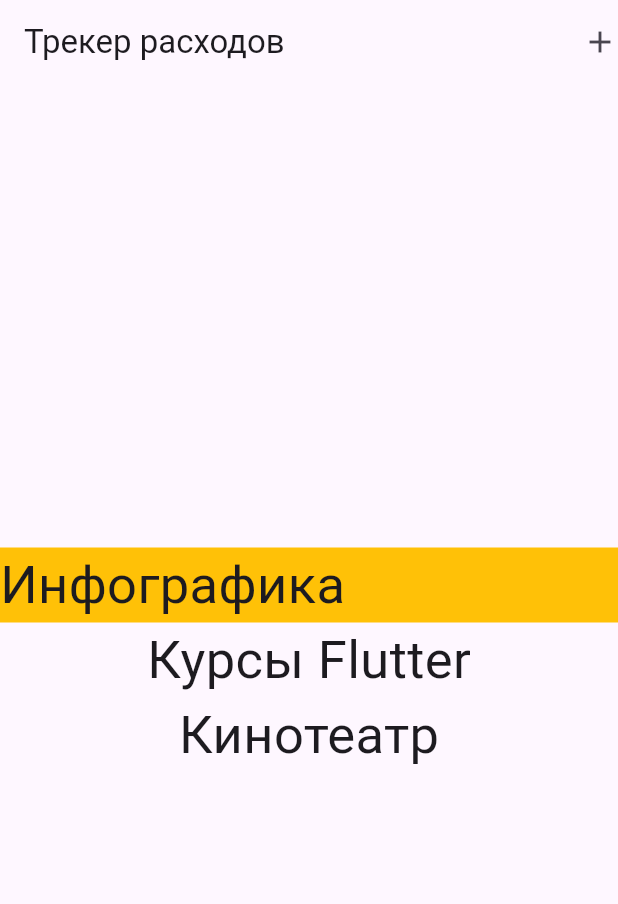
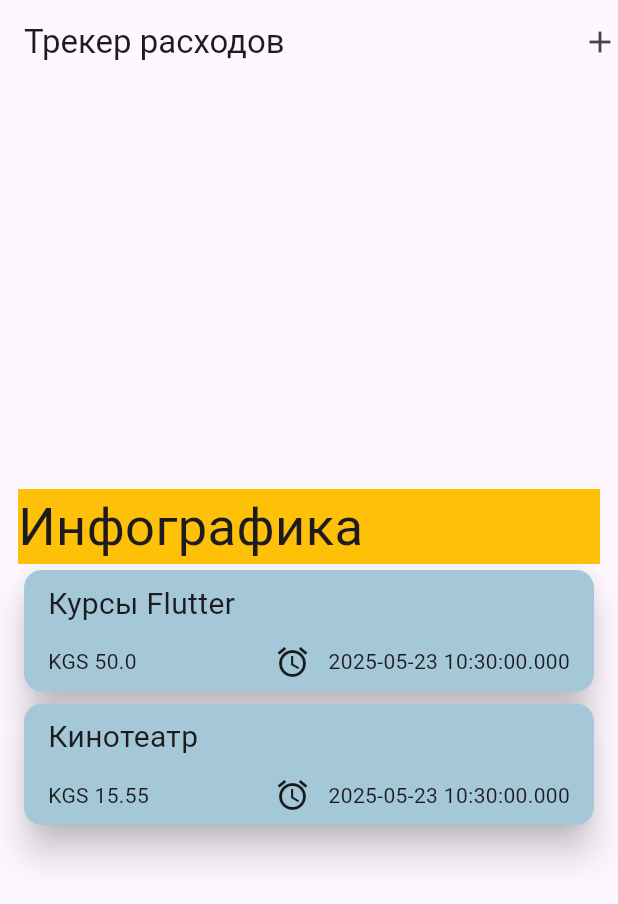
Before and after one commit to timkanurmamatov/expense_tracker, a Flutter app: the screen it shows after launch, on a phone screen of 412 x 824 dp. Shown: the top 904 px of the screen. Run offline on Flutter 3.47's test engine with Material 3 defaults, Android fonts, the phone set to English and light mode, and no system bars.

Commit message:
Добавил виджет expense_list_tile для отоброжение одного элемента списка расходов

```diff
--- a/lib/models/expense_model.dart
+++ b/lib/models/expense_model.dart
@@ -1,3 +1,7 @@
+import 'package:uuid/uuid.dart';
+
+const uuid = Uuid();
+
 class ExpenseModel {
   final String title;
   final double amount;
@@ -10,7 +14,7 @@ class ExpenseModel {
     required this.amount,
     required this.date,
     required this.category,
-  }) : id = "";
+  }) : id = uuid.v4();
 }
 
 enum Category {
--- a/lib/widgets/expense_list.dart
+++ b/lib/widgets/expense_list.dart
@@ -1,4 +1,5 @@
 import 'package:expense_tracker/models/expense_model.dart';
+import 'package:expense_tracker/widgets/expense_list_tile.dart';
 import 'package:flutter/material.dart';
 
 class ExpenseList extends StatelessWidget {
@@ -9,9 +10,17 @@ class ExpenseList extends StatelessWidget {
   @override
   Widget build(BuildContext context) {
     return Column(
-      children: List.generate(expenses.length, (index) {
-        return Text(expenses[index].title, style: TextStyle(fontSize: 35));
-      }),
-    );
+        // for(ExpenseModel e in expenses){
+        //   e
+        // }
+        children: expenses.map(
+          (e) { // e -> expenses[i]
+            return ExpenseListTile(expense: e);
+          },
+        ).toList(),
+      );
   }
 }
+
+
+// Text(expenses[index].title, style: TextStyle(fontSize: 35))
--- /dev/null
+++ b/lib/widgets/expense_list_tile.dart
@@ -0,0 +1,51 @@
+// tile - плитка
+import 'package:expense_tracker/models/expense_model.dart';
+import 'package:flutter/material.dart';
+
+class ExpenseListTile extends StatelessWidget {
+  final ExpenseModel expense;
+
+  const ExpenseListTile({super.key, required this.expense});
+
+  @override
+  Widget build(BuildContext context) {
+    return Card(
+      color: const Color.fromARGB(255, 165, 200, 216),
+      elevation: 10,
+      child: Padding(
+        padding: const EdgeInsets.symmetric(horizontal: 16, vertical: 8),
+        child: Column(
+          crossAxisAlignment: CrossAxisAlignment.start,
+          children: [
+            // title
+            Text(
+              expense.title,
+              style: TextStyle(fontSize: 20),
+            ),
+            SizedBox(height: 12),
+            // Row
+            // [amount, *spacer, category, date]
+            Row(
+              children: [
+                // amount
+                // todo: Заменить KGS на иконку из интернета (Image.asset - .png)
+                Text("KGS ${expense.amount}"),
+
+                // spacer
+                Spacer(),
+
+                // icon -> category
+                Icon(Icons.access_alarm),
+
+                SizedBox(width: 12),
+
+                // date
+                Text(expense.date.toString()),
+              ],
+            ),
+          ],
+        ),
+      ),
+    );
+  }
+}
--- a/lib/widgets/expenses_screen.dart
+++ b/lib/widgets/expenses_screen.dart
@@ -38,7 +38,9 @@ class _ExpensesScreenState extends State<ExpensesScreen> {
         title: Text("Трекер расходов"),
         actions: [Icon(Icons.add)],
       ),
-      body: Column(
+      body: Padding(
+        padding: const EdgeInsets.symmetric(horizontal: 12, vertical: 16),
+        child: Column(
           crossAxisAlignment: CrossAxisAlignment.center,
           mainAxisAlignment: MainAxisAlignment.center,
           children: [
@@ -54,6 +56,7 @@ class _ExpensesScreenState extends State<ExpensesScreen> {
             ExpenseList(expenses: _expenses),
           ],
         ),
+      ),
     );
   }
 }
--- a/pubspec.yaml
+++ b/pubspec.yaml
@@ -34,6 +34,7 @@ dependencies:
   # The following adds the Cupertino Icons font to your application.
   # Use with the CupertinoIcons class for iOS style icons.
   cupertino_icons: ^1.0.8
+  uuid: ^4.5.1
 
 dev_dependencies:
   flutter_test:
```
Also changed, not shown: pubspec.lock. Lines whose indentation alone changed are shown as unchanged.
